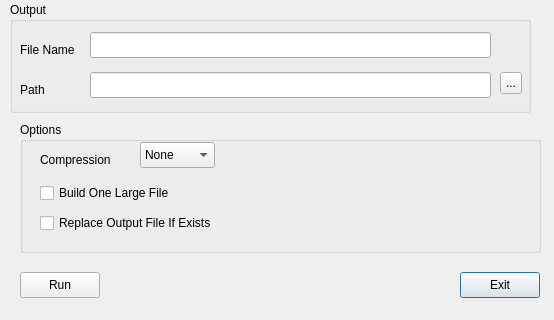
Before: the Qt Designer form HerculesStudio/HercUtilities/Dasdcopy.ui in fsword7/hercgui, drawn with Qt 5; both pictures show x 0 to 554 and y 208 to 528 of the 554 by 528 pixel window.
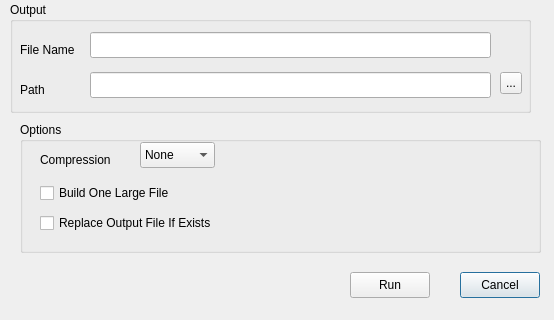
After: the same form once the commit is applied.

Patch:
```diff
--- a/HerculesStudio/HercUtilities/Dasdcopy.ui
+++ b/HerculesStudio/HercUtilities/Dasdcopy.ui
@@ -23,13 +23,13 @@
     </rect>
    </property>
    <property name="text">
-    <string>Exit</string>
+    <string>Cancel</string>
    </property>
   </widget>
   <widget class="QPushButton" name="runButton">
    <property name="geometry">
     <rect>
-     <x>20</x>
+     <x>350</x>
      <y>480</y>
      <width>80</width>
      <height>26</height>
```
